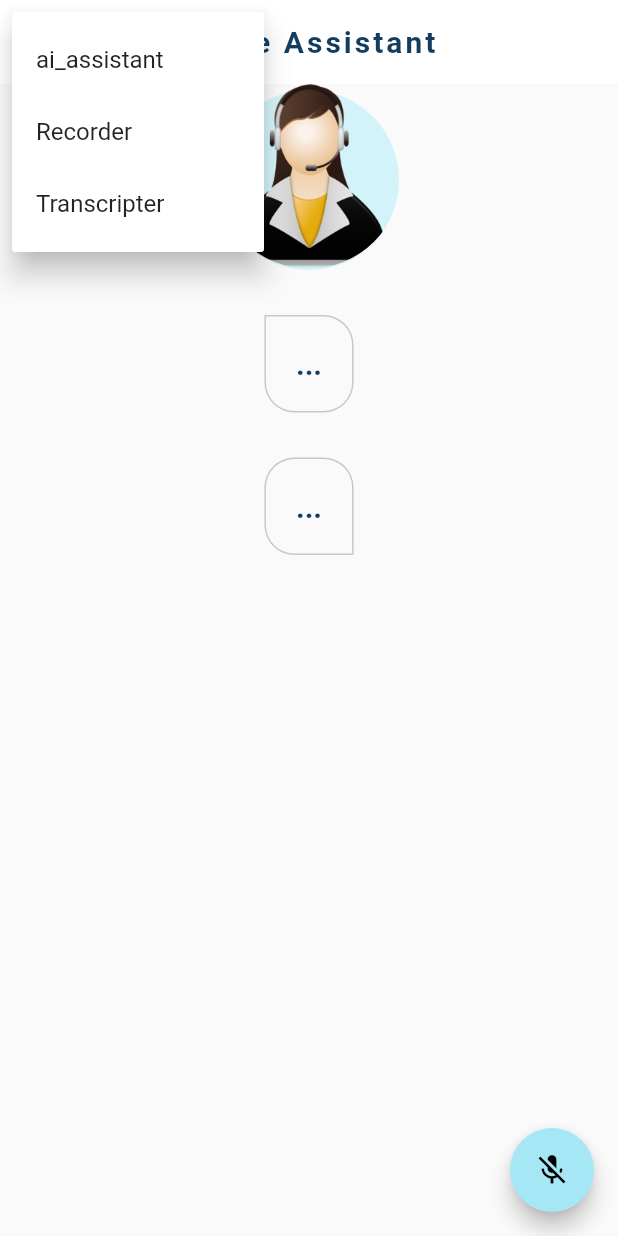
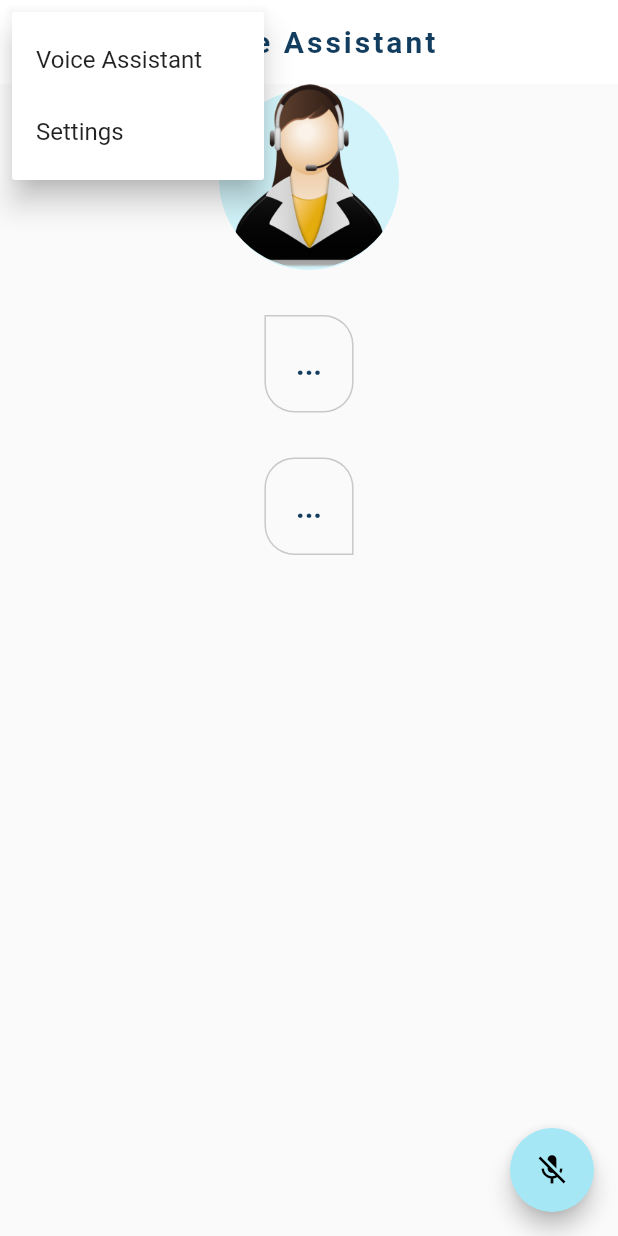
Before and after one commit to CheckJ2023/hey_amy, a Flutter app: the screen it shows after launch, after a tap on the "menu" icon, on a phone screen of 412 x 824 dp. Run offline on Flutter 3.47's test engine with Material 2 defaults, Android fonts, the light colour scheme and no system bars; our stand-ins replace flutter_tts, permission_handler, speech_to_text; missing offline and left inert: flutter_sound.

Commit message:
added setting page for user input their apikey

```diff
--- a/lib/main.dart
+++ b/lib/main.dart
@@ -7,7 +7,8 @@ void main() =>  runApp(MaterialApp(
   initialRoute: '/',
   //routes is a map in java? = a dictionary in python?
   routes: {
-    '/':(content) => Loading(),
-    '/home':(content) => HomePage(),
+    '/':(content) => const HomePage(),
+    // '/':(content) => Loading(),
+    // '/home':(content) => HomePage(),
   } ,
 ));
--- a/lib/screen/ai_assistant.dart
+++ b/lib/screen/ai_assistant.dart
@@ -28,7 +28,6 @@ class _AIAssistantState extends State<AIAssistant> {
   @override
   void dispose() {
     _voiceRecognizer.stopSpeechToText();
-    setState(() {});
     super.dispose();
   }
 
--- a/lib/screen/home.dart
+++ b/lib/screen/home.dart
@@ -1,9 +1,12 @@
 import 'package:flutter/material.dart';
 import 'package:hey_amy/screen/ai_assistant.dart';
 import 'package:hey_amy/screen/recorder.dart';
+import 'package:hey_amy/screen/setting_page.dart';
 import 'package:hey_amy/screen/transcripter.dart';
 
 import 'package:hey_amy/model/pallete.dart';
+
+import '../services/setting_service.dart';
 
 class HomePage extends StatefulWidget {
   const HomePage({super.key});
@@ -29,9 +32,10 @@ class _HomePageState extends State<HomePage> {
   //   Transcripter(),
   // ];
   List<_PageData> _pages = [
-    _PageData(title: 'ai_assistant', page: AIAssistant()),
-    _PageData(title: 'Recorder', page: Recorder()),
-    _PageData(title: 'Transcripter', page: Transcripter()),
+    _PageData(title: 'Voice Assistant', page: AIAssistant()),
+    _PageData(title: 'Settings', page: SettingPage())
+    // _PageData(title: 'Recorder', page: Recorder()),
+    // _PageData(title: 'Transcripter', page: Transcripter()),
     // Add more pages as needed
   ];
 
--- a/lib/services/openai_service.dart
+++ b/lib/services/openai_service.dart
@@ -5,11 +5,10 @@ import 'package:hey_amy/model/api_util.dart';
 
 class OpenAIService {
 
-
   //the list of messages is for gpt continue a conversation remembering what we talk to it before.
   final List<Map<String,String>> _messages = [];
 
-  Future<String> chatGPTAPI(String prompt) async {
+  Future<String> chatGPTAPI(String prompt, String openAIAPIkey) async {
     // return 'CHATGPT';
     //store whatever user said
     _messages.add({
--- /dev/null
+++ b/lib/services/setting_service.dart
@@ -0,0 +1,39 @@
+import 'dart:async';
+import 'dart:io';
+import 'package:path_provider/path_provider.dart';
+
+class SettingService {
+  String _openAIAPIkey="";
+  String get openAIAPIkey => _openAIAPIkey;
+
+  //Create a reference to the file location
+  Future<String> get _localPath async {
+    final directory = await getApplicationDocumentsDirectory();
+    return directory.path;
+  }
+
+  //Write data to the file
+  Future<File> get _localFile async {
+    final path = await _localPath;
+    return File('$path/openaiapikey.txt');
+  }
+
+  //Read data from the file
+  Future<void> readAPIkey() async {
+    try {
+      final file = await _localFile;
+      print('file = $_localFile');
+      // Read the file
+      _openAIAPIkey = await file.readAsString();
+    } catch (e) {
+      _openAIAPIkey = e.toString();
+    }
+  }
+
+  //write data to file
+  Future<File> writeAPIkey(String content) async {
+    final file = await _localFile;
+    // Write the file
+    return file.writeAsString(content);
+  }
+}
```
Also changed, not shown: lib/screen/recorder.dart (+20 -2 lines), lib/screen/setting_page.dart (added, +68 -0 lines), lib/services/audio_recorder.dart (+36 -30 lines), lib/services/voice_recognizer.dart (+13 -15 lines), 1 other file.
